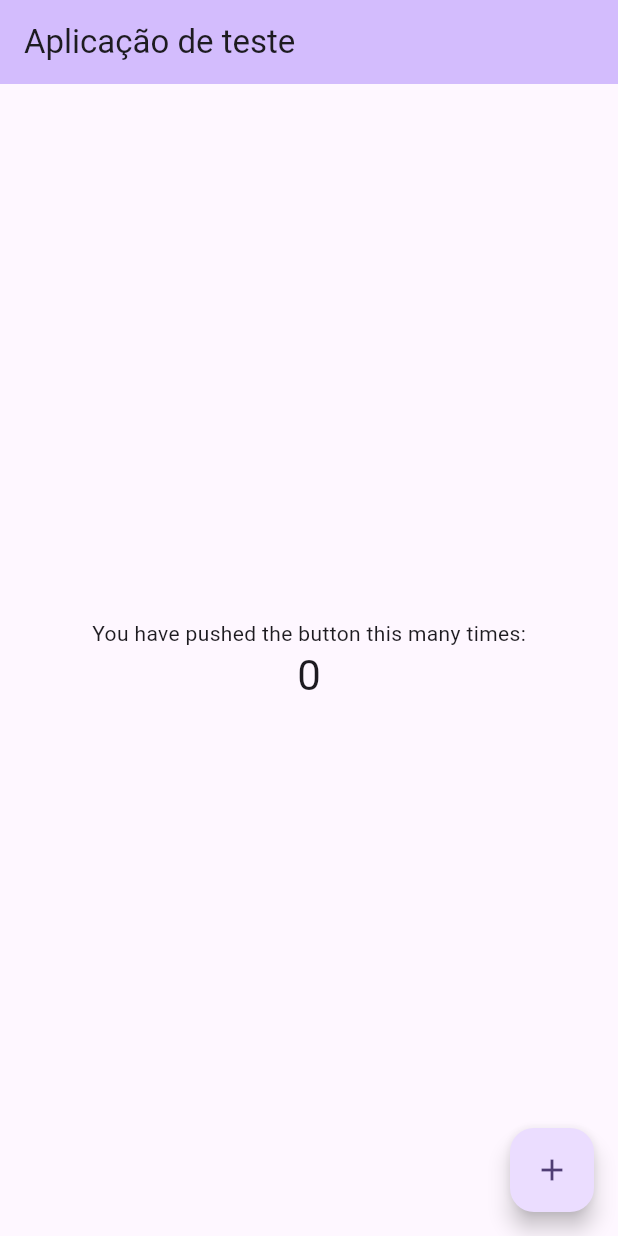
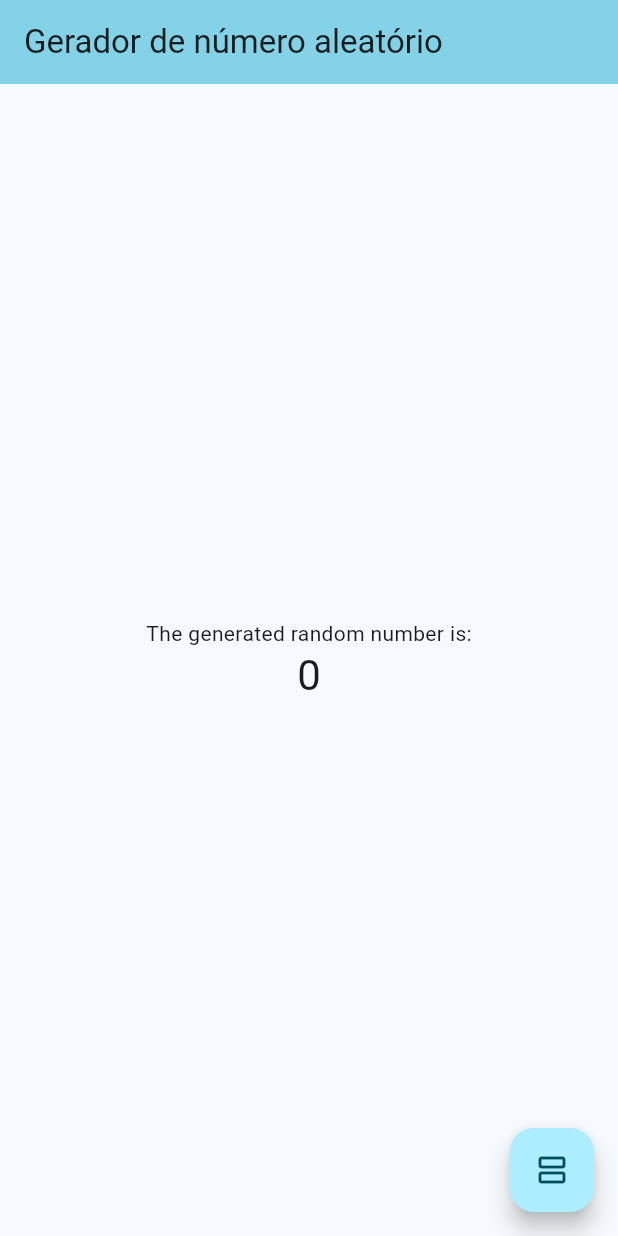
Before and after one commit to andree-felipe/capacitacao_dart_flutter, a Flutter app: the screen it shows after launch, on a phone screen of 412 x 824 dp. Run offline on Flutter 3.47's test engine with Material 3 defaults, Android fonts, the phone set to English and light mode, and no system bars.

Commit message:
Criação da funcionalidade principal e alteração do tema do aplicativo

```diff
--- a/lib/main.dart
+++ b/lib/main.dart
@@ -1,3 +1,5 @@
+import 'dart:math';
+
 import 'package:flutter/material.dart';
 
 void main() {
@@ -28,10 +30,10 @@ class MyApp extends StatelessWidget {
         //
         // This works for code too, not just values: Most code changes can be
         // tested with just a hot reload.
-        colorScheme: ColorScheme.fromSeed(seedColor: Colors.deepPurple),
+        colorScheme: ColorScheme.fromSeed(seedColor: Color.fromARGB(255, 91, 179, 201)),
         useMaterial3: true,
       ),
-      home: const MyHomePage(title: 'Aplicação de teste'),
+      home: const MyHomePage(title: 'Gerador de número aleatório'),
     );
   }
 }
@@ -55,16 +57,17 @@ class MyHomePage extends StatefulWidget {
 }
 
 class _MyHomePageState extends State<MyHomePage> {
-  int _counter = 0;
+  int _randomNumber = 0;
 
-  void _incrementCounter() {
+  void _gerarAleatorio() {
     setState(() {
       // This call to setState tells the Flutter framework that something has
       // changed in this State, which causes it to rerun the build method below
       // so that the display can reflect the updated values. If we changed
       // _counter without calling setState(), then the build method would not be
       // called again, and so nothing would appear to happen.
-      _counter++;
+      Random aleatorio = Random();
+      _randomNumber = aleatorio.nextInt(1000);
     });
   }
 
@@ -106,19 +109,19 @@ class _MyHomePageState extends State<MyHomePage> {
           mainAxisAlignment: MainAxisAlignment.center,
           children: <Widget>[
             const Text(
-              'You have pushed the button this many times:',
+              'The generated random number is:',
             ),
             Text(
-              '$_counter',
+              '$_randomNumber',
               style: Theme.of(context).textTheme.headlineMedium,
             ),
           ],
         ),
       ),
       floatingActionButton: FloatingActionButton(
-        onPressed: _incrementCounter,
+        onPressed: _gerarAleatorio,
         tooltip: 'Increment',
-        child: const Icon(Icons.add),
+        child: const Icon(Icons.view_agenda_outlined),
       ), // This trailing comma makes auto-formatting nicer for build methods.
     );
   }
```
